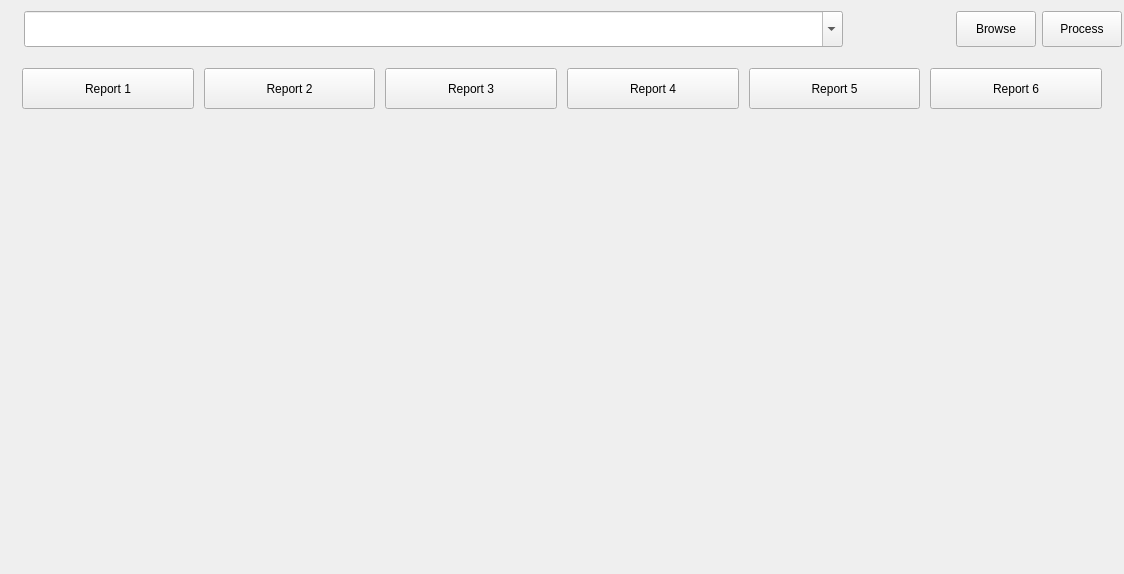
This is source/ui/home.ui in YassineBaghdadi/Students-Report as Qt 5 draws it before an edit. The edited form follows.
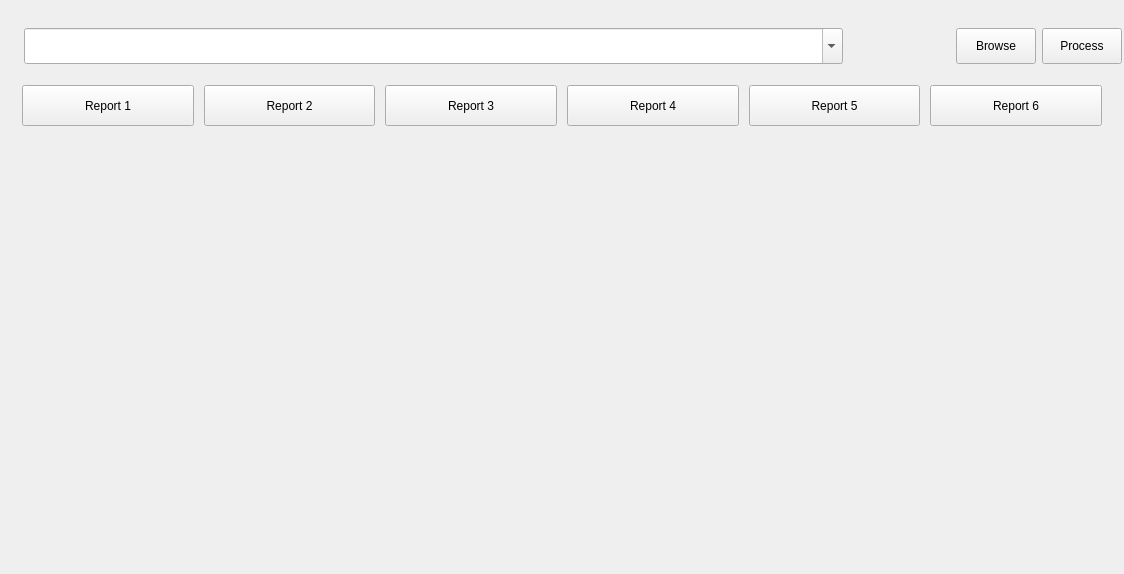
This is the edited form.

```diff
--- a/source/ui/home.ui
+++ b/source/ui/home.ui
@@ -21,7 +21,7 @@
     <number>2</number>
    </property>
    <property name="topMargin">
-    <number>2</number>
+    <number>19</number>
    </property>
    <property name="rightMargin">
     <number>2</number>
```
